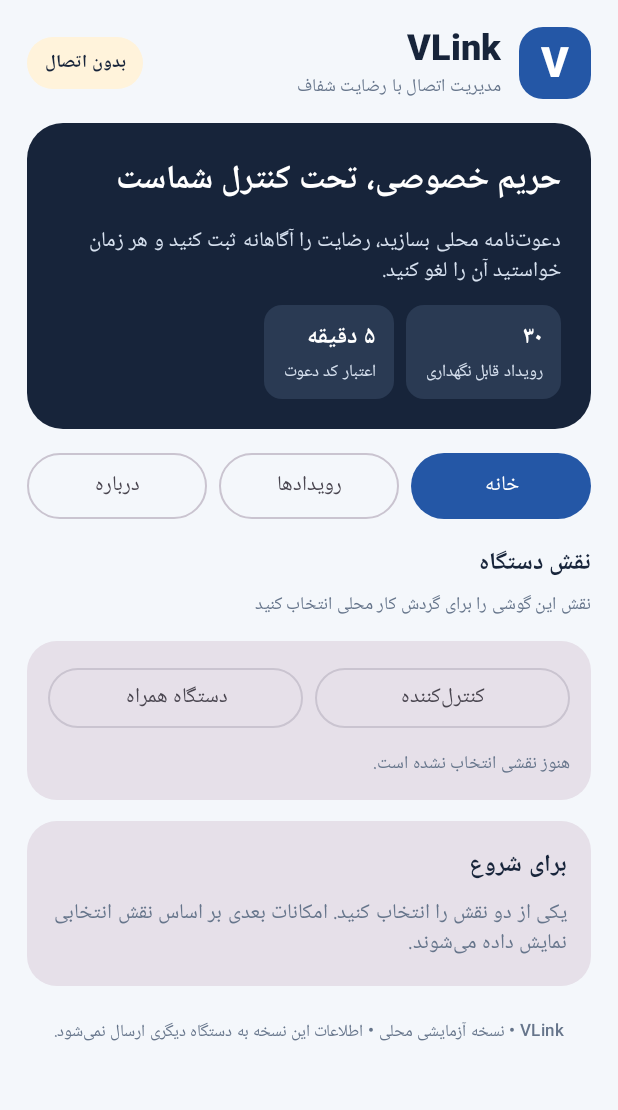
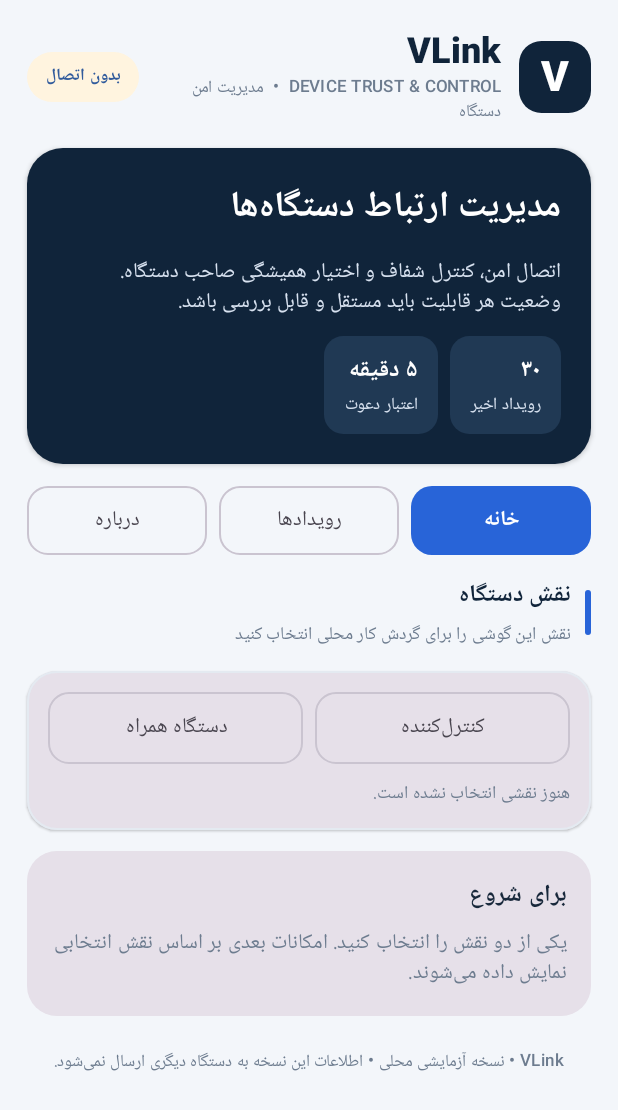
Before and after one commit to alory11-bot/VLink-Consent-Manager, an Android app built with Jetpack Compose: the MainActivity screen opened directly, with no data from a screen before it, on a phone screen of 412 x 824 dp. Shown: the top 1110 px of the screen. Run offline under Robolectric (Android 15) with nearby library versions, the phone set to English and light mode, and no system bars.

Commit message:
ui: polish VLink RTL dashboard visual system

```diff
--- a/app/src/main/java/com/vlink/consent/MainActivity.kt
+++ b/app/src/main/java/com/vlink/consent/MainActivity.kt
@@ -28,12 +28,14 @@ import java.text.SimpleDateFormat
 import java.util.Date
 import java.util.Locale
 
-private val Ink = Color(0xFF17243A)
-private val Muted = Color(0xFF66758B)
-private val Brand = Color(0xFF2457A6)
-private val Canvas = Color(0xFFF4F7FB)
-private val Mint = Color(0xFFE6F5EF)
-private val Amber = Color(0xFFFFF3DB)
+private val Ink = Color(0xFF18283B)
+private val Muted = Color(0xFF6D7C8F)
+private val Brand = Color(0xFF2864D8)
+private val Canvas = Color(0xFFF3F6FA)
+private val Mint = Color(0xFFE8F6F1)
+private val Amber = Color(0xFFFFF4DF)
+private val Navy = Color(0xFF10243A)
+private val Line = Color(0xFFE4EAF1)
 
 class MainActivity : ComponentActivity() {
     private lateinit var store: SecureStore
@@ -48,8 +50,8 @@ class MainActivity : ComponentActivity() {
                 background = Canvas,
                 surface = Color.White,
                 onSurface = Ink,
-                secondary = Color(0xFF16866B),
-                outline = Color(0xFFDCE4EF)
+                secondary = Color(0xFF16856D),
+                outline = Line
             )
             MaterialTheme(colorScheme = colors) {
                 CompositionLocalProvider(LocalLayoutDirection provides LayoutDirection.Rtl) {
@@ -102,34 +104,35 @@ class MainActivity : ComponentActivity() {
 
         Surface(Modifier.fillMaxSize(), color = Canvas) {
             Column(
-                Modifier.fillMaxSize().verticalScroll(rememberScrollState()).padding(horizontal = 18.dp, vertical = 16.dp),
+                Modifier.fillMaxSize().verticalScroll(rememberScrollState()).padding(horizontal = 18.dp, vertical = 18.dp),
                 verticalArrangement = Arrangement.spacedBy(14.dp)
             ) {
                 Row(verticalAlignment = Alignment.CenterVertically, horizontalArrangement = Arrangement.spacedBy(12.dp)) {
                     Box(
-                        Modifier.size(48.dp).clip(RoundedCornerShape(16.dp)).background(Brand),
+                        Modifier.size(48.dp).clip(RoundedCornerShape(15.dp)).background(Navy),
                         contentAlignment = Alignment.Center
                     ) { Text("V", color = Color.White, fontWeight = FontWeight.Black, style = MaterialTheme.typography.headlineMedium) }
                     Column(Modifier.weight(1f)) {
-                        Text("VLink", style = MaterialTheme.typography.headlineSmall, fontWeight = FontWeight.ExtraBold, color = Ink)
-                        Text("مدیریت اتصال با رضایت شفاف", style = MaterialTheme.typography.bodySmall, color = Muted)
+                        Text("VLink", style = MaterialTheme.typography.headlineSmall, fontWeight = FontWeight.ExtraBold, color = Navy)
+                        Text("DEVICE TRUST & CONTROL  •  مدیریت امن دستگاه", style = MaterialTheme.typography.labelSmall, color = Muted)
                     }
                     StatusPill(if (consent) "رضایت فعال" else "بدون اتصال", if (consent) Mint else Amber)
                 }
 
                 Card(
                     shape = RoundedCornerShape(24.dp),
-                    colors = CardDefaults.cardColors(containerColor = Ink)
+                    colors = CardDefaults.cardColors(containerColor = Navy),
+                    elevation = CardDefaults.cardElevation(defaultElevation = 2.dp)
                 ) {
                     Column(Modifier.fillMaxWidth().padding(20.dp), verticalArrangement = Arrangement.spacedBy(10.dp)) {
-                        Text("حریم خصوصی، تحت کنترل شماست", color = Color.White, fontWeight = FontWeight.Bold, style = MaterialTheme.typography.titleLarge)
+                        Text("مدیریت ارتباط دستگاه‌ها", color = Color.White, fontWeight = FontWeight.Bold, style = MaterialTheme.typography.headlineSmall)
                         Text(
-                            "دعوت‌نامه محلی بسازید، رضایت را آگاهانه ثبت کنید و هر زمان خواستید آن را لغو کنید.",
+                            "اتصال امن، کنترل شفاف و اختیار همیشگی صاحب دستگاه. وضعیت هر قابلیت باید مستقل و قابل بررسی باشد.",
                             color = Color(0xFFD8E2F0), style = MaterialTheme.typography.bodyMedium
                         )
                         Row(horizontalArrangement = Arrangement.spacedBy(8.dp)) {
-                            MetricChip("۳۰", "رویداد قابل نگهداری")
-                            MetricChip("۵ دقیقه", "اعتبار کد دعوت")
+                            MetricChip("۳۰", "رویداد اخیر")
+                            MetricChip("۵ دقیقه", "اعتبار دعوت")
                         }
                     }
                 }
@@ -143,7 +146,7 @@ class MainActivity : ComponentActivity() {
                 when (selectedPage) {
                     "home" -> {
                         SectionTitle("نقش دستگاه", "نقش این گوشی را برای گردش کار محلی انتخاب کنید")
-                        Card(shape = RoundedCornerShape(20.dp)) {
+                        Card(shape = RoundedCornerShape(20.dp), border = androidx.compose.foundation.BorderStroke(1.dp, Line), elevation = CardDefaults.cardElevation(defaultElevation = 1.dp)) {
                             Column(Modifier.fillMaxWidth().padding(14.dp), verticalArrangement = Arrangement.spacedBy(10.dp)) {
                                 Row(horizontalArrangement = Arrangement.spacedBy(8.dp)) {
                                     RoleButton("کنترل‌کننده", role == "controller", Modifier.weight(1f)) {
@@ -246,7 +249,7 @@ class MainActivity : ComponentActivity() {
 
                         if (consent) {
                             SectionTitle("وضعیت رضایت", "قابل مشاهده و قابل لغو")
-                            Card(shape = RoundedCornerShape(20.dp), colors = CardDefaults.cardColors(containerColor = Mint)) {
+                            Card(shape = RoundedCornerShape(20.dp), colors = CardDefaults.cardColors(containerColor = Mint), border = androidx.compose.foundation.BorderStroke(1.dp, Color(0xFFCBE9DC)), elevation = CardDefaults.cardElevation(defaultElevation = 1.dp)) {
                                 Column(Modifier.fillMaxWidth().padding(16.dp), verticalArrangement = Arrangement.spacedBy(8.dp)) {
                                     Text("رضایت ثبت شده است", fontWeight = FontWeight.Bold, color = Color(0xFF17664F))
                                     Text("دستگاه: $companion", color = Ink)
@@ -316,8 +319,13 @@ class MainActivity : ComponentActivity() {
     @Composable
     private fun SectionTitle(title: String, subtitle: String) {
         Column(verticalArrangement = Arrangement.spacedBy(3.dp)) {
-            Text(title, style = MaterialTheme.typography.titleMedium, fontWeight = FontWeight.Bold, color = Ink)
-            Text(subtitle, style = MaterialTheme.typography.bodySmall, color = Muted)
+            Row(verticalAlignment = Alignment.CenterVertically, horizontalArrangement = Arrangement.spacedBy(9.dp)) {
+                Box(Modifier.width(4.dp).height(30.dp).clip(CircleShape).background(Brand))
+                Column(verticalArrangement = Arrangement.spacedBy(2.dp)) {
+                    Text(title, style = MaterialTheme.typography.titleMedium, fontWeight = FontWeight.Bold, color = Navy)
+                    Text(subtitle, style = MaterialTheme.typography.bodySmall, color = Muted)
+                }
+            }
         }
     }
 
@@ -333,13 +341,13 @@ class MainActivity : ComponentActivity() {
 
     @Composable
     private fun StatusPill(text: String, color: Color) {
-        Text(text, Modifier.clip(CircleShape).background(color).padding(horizontal = 11.dp, vertical = 7.dp),
-            color = Ink, style = MaterialTheme.typography.labelMedium, fontWeight = FontWeight.SemiBold)
+        Text(text, Modifier.clip(CircleShape).background(color).padding(horizontal = 12.dp, vertical = 7.dp),
+            color = if (color == Mint) Color(0xFF17664F) else Color(0xFF315B9C), style = MaterialTheme.typography.labelSmall, fontWeight = FontWeight.Bold)
     }
 
     @Composable
     private fun MetricChip(value: String, label: String) {
-        Column(Modifier.clip(RoundedCornerShape(12.dp)).background(Color(0xFF2A3A53)).padding(horizontal = 12.dp, vertical = 8.dp)) {
+        Column(Modifier.clip(RoundedCornerShape(13.dp)).background(Color(0xFF203954)).padding(horizontal = 13.dp, vertical = 9.dp)) {
             Text(value, color = Color.White, fontWeight = FontWeight.Bold)
             Text(label, color = Color(0xFFD8E2F0), style = MaterialTheme.typography.labelSmall)
         }
@@ -347,14 +355,14 @@ class MainActivity : ComponentActivity() {
 
     @Composable
     private fun PageChip(text: String, selected: Boolean, modifier: Modifier, onClick: () -> Unit) {
-        if (selected) Button(onClick = onClick, modifier = modifier, contentPadding = PaddingValues(vertical = 10.dp)) { Text(text) }
-        else OutlinedButton(onClick = onClick, modifier = modifier, contentPadding = PaddingValues(vertical = 10.dp)) { Text(text) }
+        if (selected) Button(onClick = onClick, modifier = modifier.height(46.dp), shape = RoundedCornerShape(14.dp), contentPadding = PaddingValues(vertical = 9.dp)) { Text(text, fontWeight = FontWeight.SemiBold) }
+        else OutlinedButton(onClick = onClick, modifier = modifier.height(46.dp), shape = RoundedCornerShape(14.dp), contentPadding = PaddingValues(vertical = 9.dp)) { Text(text) }
     }
 
     @Composable
     private fun RoleButton(text: String, selected: Boolean, modifier: Modifier, onClick: () -> Unit) {
-        if (selected) Button(onClick = onClick, modifier = modifier) { Text(text) }
-        else OutlinedButton(onClick = onClick, modifier = modifier) { Text(text) }
+        if (selected) Button(onClick = onClick, modifier = modifier.height(48.dp), shape = RoundedCornerShape(14.dp)) { Text(text, fontWeight = FontWeight.SemiBold) }
+        else OutlinedButton(onClick = onClick, modifier = modifier.height(48.dp), shape = RoundedCornerShape(14.dp)) { Text(text) }
     }
 
     private fun time(millis: Long): String =
```
